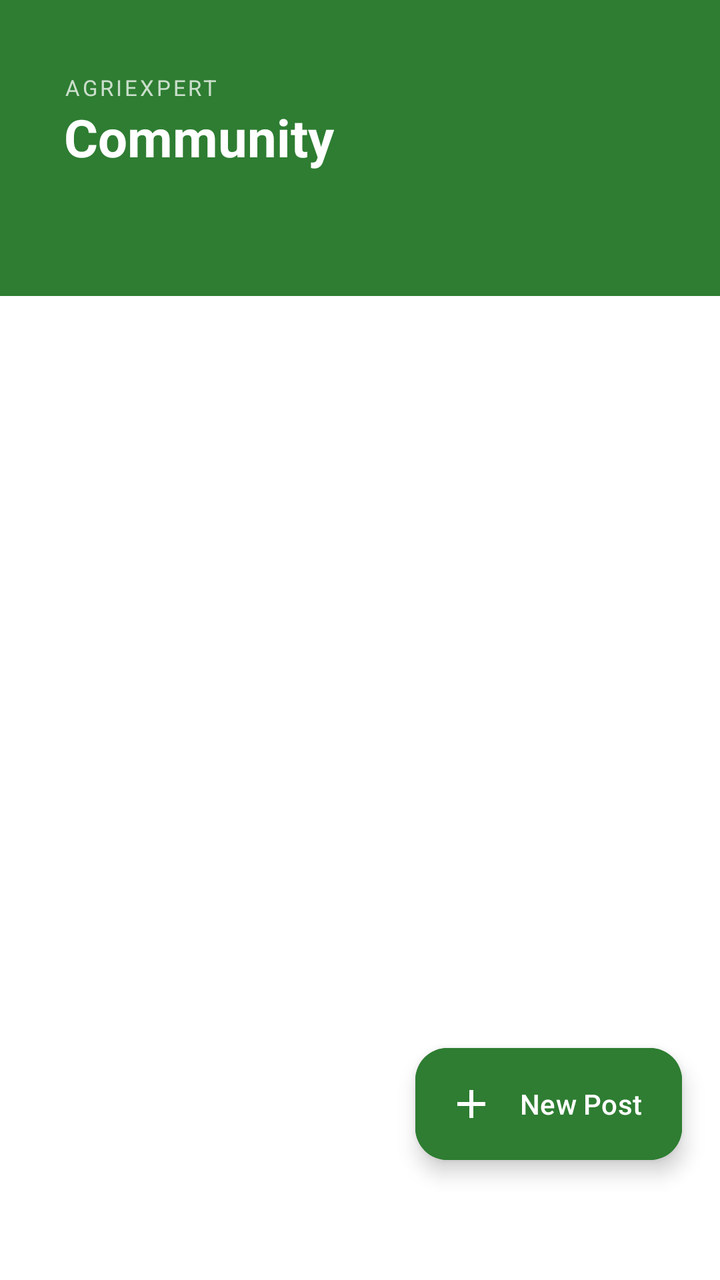
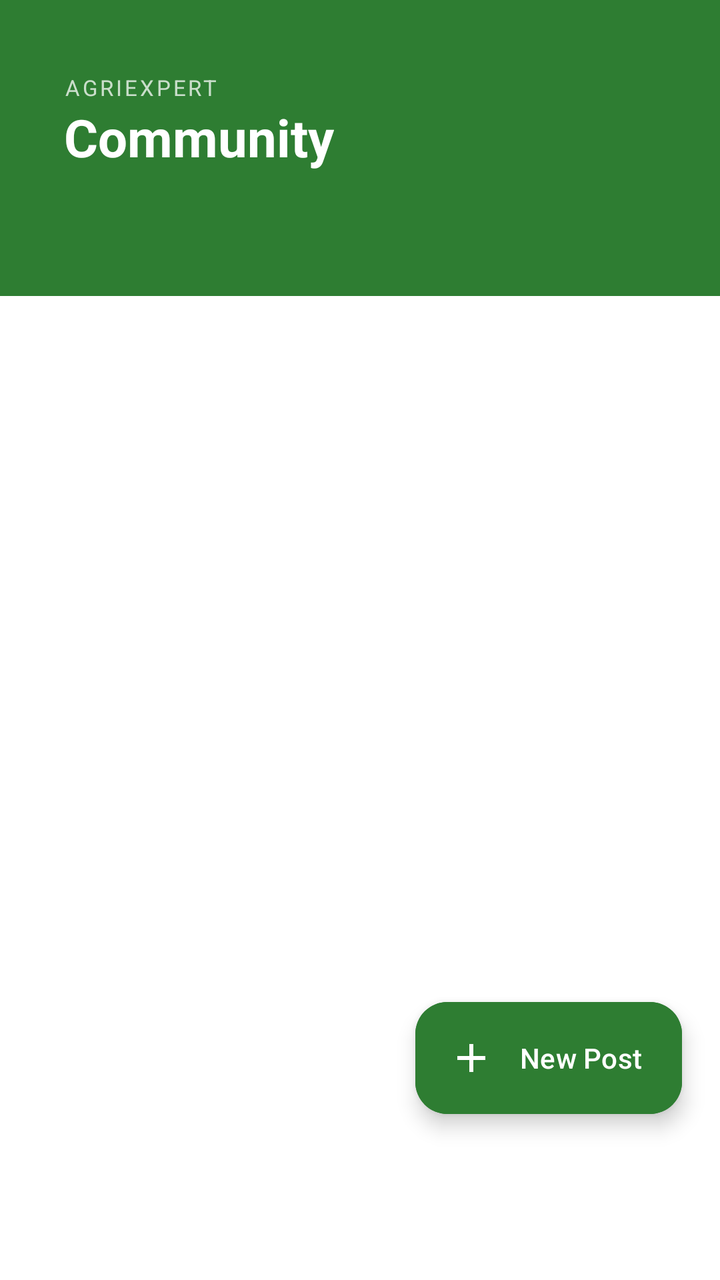

Screens rendered from an Android XML layout before and after an edit, with the pre-edit source and the edit as a unified diff.
<!-- AndroidManifest.xml: application theme Theme.AgriExpert -->
<!-- res/layout/fragment_community.xml -->
<?xml version="1.0" encoding="utf-8"?>
<androidx.coordinatorlayout.widget.CoordinatorLayout
    xmlns:android="http://schemas.android.com/apk/res/android"
    xmlns:app="http://schemas.android.com/apk/res-auto"
    android:layout_width="match_parent"
    android:layout_height="match_parent"
    android:background="?attr/colorSurface">

    <com.google.android.material.appbar.AppBarLayout
        android:id="@+id/appbar_community"
        android:layout_width="match_parent"
        android:layout_height="wrap_content"
        android:background="?attr/colorPrimary"
        app:elevation="4dp">

        <com.google.android.material.appbar.MaterialToolbar
            android:layout_width="match_parent"
            android:layout_height="100dp"
            android:background="?attr/colorPrimary">

            <LinearLayout
                android:layout_width="match_parent"
                android:layout_height="match_parent"
                android:orientation="horizontal"
                android:gravity="bottom|start"
                android:paddingStart="16dp"
                android:paddingEnd="16dp"
                android:paddingBottom="14dp">

                <LinearLayout
                    android:layout_width="0dp"
                    android:layout_height="wrap_content"
                    android:layout_weight="1"
                    android:orientation="vertical">

                    <TextView
                        android:layout_width="wrap_content"
                        android:layout_height="wrap_content"
                        android:text="AgriExpert"
                        android:textSize="11sp"
                        android:letterSpacing="0.12"
                        android:textAllCaps="true"
                        android:alpha="0.75"
                        android:textColor="?attr/colorOnPrimary"/>

                    <TextView
                        android:layout_width="wrap_content"
                        android:layout_height="wrap_content"
                        android:text="Community"
                        android:textSize="26sp"
                        android:textStyle="bold"
                        android:textColor="?attr/colorOnPrimary"/>

                </LinearLayout>

            </LinearLayout>
        </com.google.android.material.appbar.MaterialToolbar>

        <com.google.android.material.tabs.TabLayout
            android:id="@+id/tabs_community"
            android:layout_width="match_parent"
            android:layout_height="wrap_content"
            android:background="?attr/colorPrimary"
            app:tabMode="scrollable"
            app:tabGravity="start"
            app:tabIndicatorColor="?attr/colorOnPrimary"
            app:tabSelectedTextColor="?attr/colorOnPrimary"
            app:tabTextColor="#99ffffff"
            app:tabIndicatorHeight="3dp"
            app:tabRippleColor="@android:color/transparent"/>

    </com.google.android.material.appbar.AppBarLayout>

    <androidx.viewpager2.widget.ViewPager2
        android:id="@+id/vp_community"
        android:layout_width="match_parent"
        android:layout_height="match_parent"
        app:layout_behavior="@string/appbar_scrolling_view_behavior"/>

    <com.google.android.material.floatingactionbutton.ExtendedFloatingActionButton
        android:id="@+id/fab_new_post"
        android:layout_width="wrap_content"
        android:layout_height="wrap_content"
        android:layout_gravity="bottom|end"
        android:layout_marginBottom="60dp"
        android:layout_marginEnd="19dp"
        android:text="New Post"
        android:textColor="?attr/colorOnPrimary"
        app:icon="@drawable/ic_add"
        app:iconTint="?attr/colorOnPrimary"
        android:backgroundTint="?attr/colorPrimary"
        android:visibility="visible"/>

</androidx.coordinatorlayout.widget.CoordinatorLayout>
<!-- resources referenced by this layout -->
<resources>
  <!-- drawable ic_add (drawable) -->
  <vector xmlns:android="http://schemas.android.com/apk/res/android"
      android:width="24dp"
      android:height="24dp"
      android:viewportWidth="24"
      android:viewportHeight="24"
      android:tint="?attr/colorOnSurface">
      <path
          android:fillColor="@android:color/white"
          android:pathData="M19,13h-6v6h-2v-6H5v-2h6V5h2v6h6v2z"/>
  </vector>
  <style name="Theme.AgriExpert" parent="Theme.Material3.DayNight.NoActionBar">
          <item name="colorPrimary">@color/Dark_green</item>
          <item name="colorPrimaryVariant">@color/Dark_green</item>
          <item name="colorOnPrimary">@color/white</item>
          <item name="colorSecondary">@color/light_green</item>
          <item name="colorSecondaryVariant">@color/light_green</item>
          <item name="colorOnSecondary">@color/white</item>
  
          
          <item name="android:colorBackground">@color/background_light</item>
          <item name="colorSurface">@color/surface_light</item>
          <item name="colorOnSurface">@color/text_primary_light</item>
  
          
          <item name="colorSurfaceVariant">@color/surface_variant_light</item>
          <item name="colorOnSurfaceVariant">@color/text_secondary_light</item>
          <item name="colorOutline">@color/edittext_stroke_light</item>
  
          
          <item name="weatherCardColor">@color/weather_card_light</item>
          <item name="chatUserBubbleColor">@color/chat_user_bubble</item>
          <item name="chatAssistantBubbleColor">@color/chat_assistant_bubble</item>
          <item name="bottomNavBackground">@color/bottom_nav_background</item>
          <item name="bottomNavIconSelected">@color/bottom_nav_icon_selected</item>
          <item name="bottomNavIcon">@color/bottom_nav_icon</item>
          <item name="cardBackgroundColor">@color/card_background_light</item>
          <item name="chipBackgroundColor">@color/chip_background_light</item>
          <item name="newsCardColor">@color/news_card_light</item>
          <item name="tableHeaderColor">@color/table_header_light</item>
          <item name="tableRowColor">@color/table_row_light</item>
          <item name="successColor">@color/success_green</item>
          <item name="warningColor">@color/warning_orange</item>
          <item name="errorColor">@color/error_red</item>
          <item name="infoColor">@color/info_blue</item>
          <item name="weatherAlertColor">@color/weather_alert_light</item>
  
          
          <item name="android:windowLightStatusBar">false</item>
          <item name="android:statusBarColor">@color/Dark_green</item>
      </style>
  <color name="Dark_green">#2E7D32</color>
  <color name="white">#FFFFFF</color>
  <color name="light_green">#4CAF50</color>
  <color name="background_light">#FAFAFA</color>
  <color name="surface_light">#FFFFFF</color>
  <color name="text_primary_light">#212121</color>
  <color name="surface_variant_light">#F5F5F5</color>
  <color name="text_secondary_light">#757575</color>
  <color name="edittext_stroke_light">#BDBDBD</color>
  <color name="weather_card_light">#f6eed9</color>
  <color name="chat_user_bubble">#FF4081</color>
  <color name="chat_assistant_bubble">#2196F3</color>
  <color name="bottom_nav_background">#FFFFFF</color>
  <color name="bottom_nav_icon_selected">#2E7D32</color>
  <color name="bottom_nav_icon">#757575</color>
  <color name="card_background_light">#FFFFFF</color>
  <color name="chip_background_light">#E8F5E8</color>
  <color name="news_card_light">#FFFFFF</color>
  <color name="table_header_light">#E8F5E8</color>
  <color name="table_row_light">#FFFFFF</color>
  <color name="success_green">#4CAF50</color>
  <color name="warning_orange">#FF9800</color>
  <color name="error_red">#F44336</color>
  <color name="info_blue">#2196F3</color>
  <color name="weather_alert_light">#FFF3E0</color>
</resources>

<!-- the commit's change to res/layout/fragment_community.xml (unified diff, before → after) -->
@@ -82,7 +82,7 @@
         android:layout_width="wrap_content"
         android:layout_height="wrap_content"
         android:layout_gravity="bottom|end"
-        android:layout_marginBottom="60dp"
+        android:layout_marginBottom="83dp"
         android:layout_marginEnd="19dp"
         android:text="New Post"
         android:textColor="?attr/colorOnPrimary"
